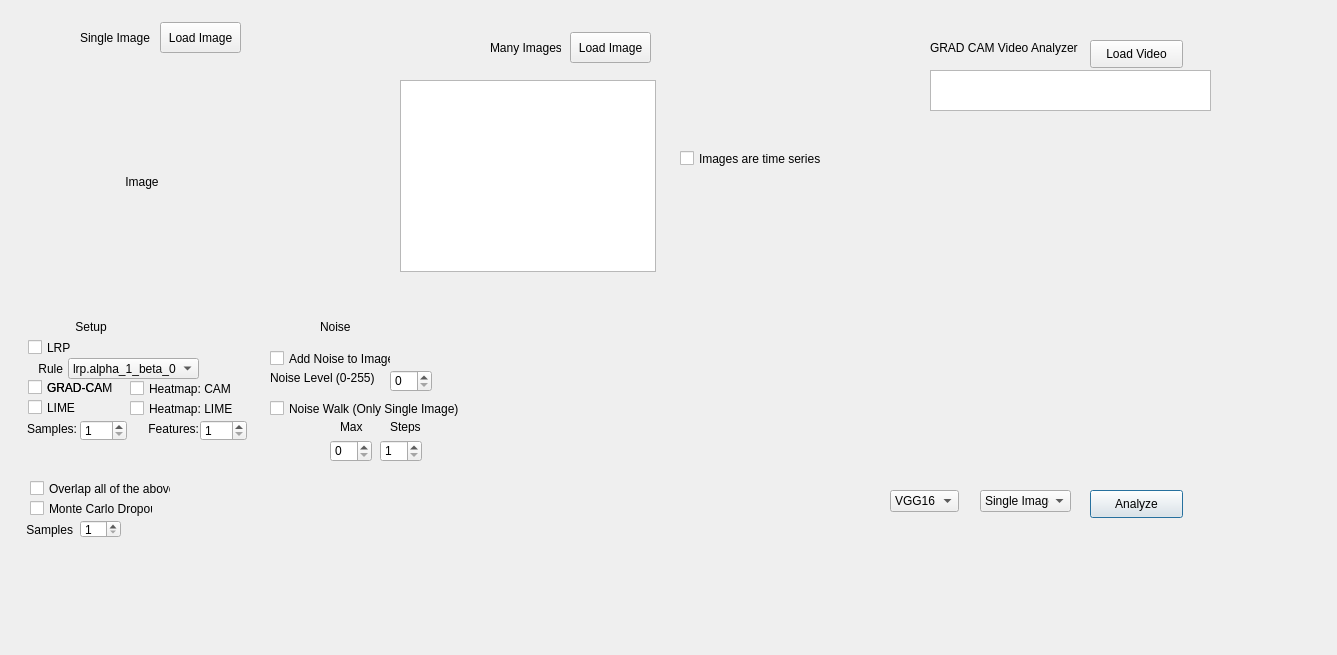
Before: the Qt Designer form GUI.ui in DevTimBo/DEEPL-Project, drawn with Qt 5.
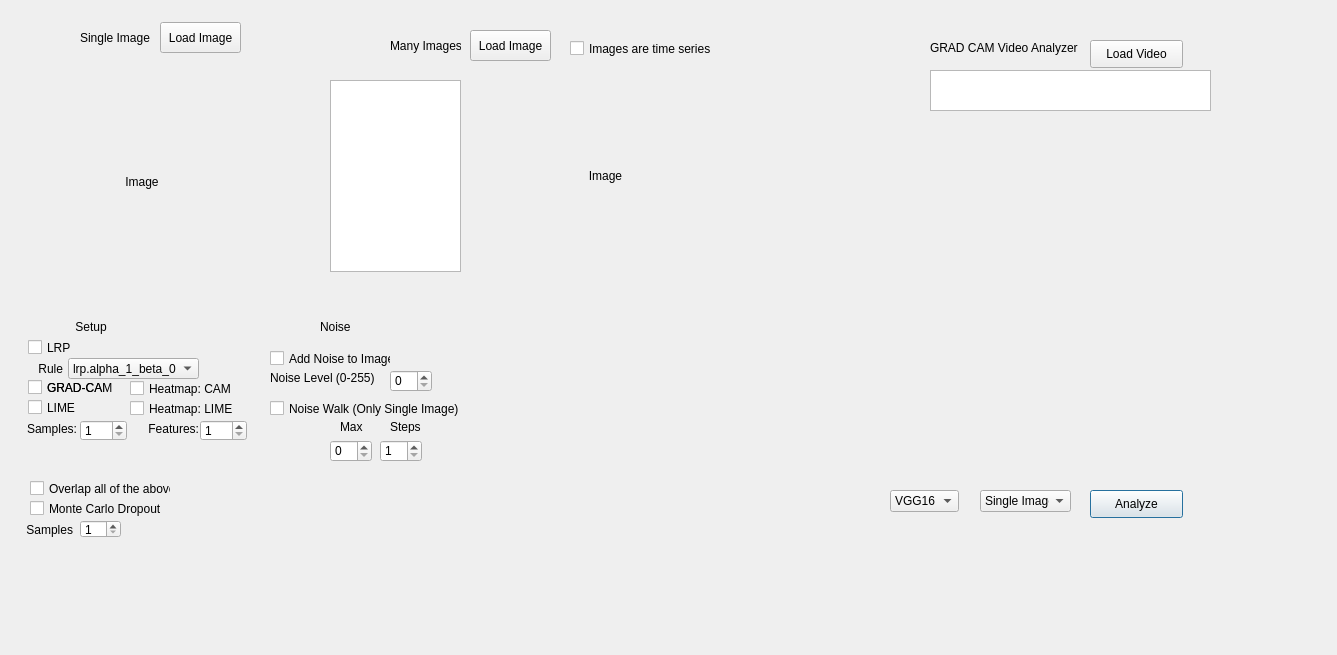
After: the same form once the commit is applied.

Commit message: added functionality to show images that are in the many images list

What changed in the file:
```diff
--- a/GUI.ui
+++ b/GUI.ui
@@ -158,7 +158,7 @@
     <rect>
      <x>30</x>
      <y>500</y>
-     <width>123</width>
+     <width>151</width>
      <height>17</height>
     </rect>
    </property>
@@ -384,8 +384,8 @@
   <widget class="QLabel" name="label_9">
    <property name="geometry">
     <rect>
-     <x>490</x>
-     <y>40</y>
+     <x>390</x>
+     <y>38</y>
      <width>71</width>
      <height>16</height>
     </rect>
@@ -397,9 +397,9 @@
   <widget class="QListWidget" name="image_list_widget">
    <property name="geometry">
     <rect>
-     <x>400</x>
+     <x>330</x>
      <y>80</y>
-     <width>256</width>
+     <width>131</width>
      <height>192</height>
     </rect>
    </property>
@@ -420,21 +420,21 @@
   <widget class="QPushButton" name="button_load_many_images">
    <property name="geometry">
     <rect>
+     <x>470</x>
+     <y>30</y>
+     <width>81</width>
+     <height>31</height>
+    </rect>
+   </property>
+   <property name="text">
+    <string>Load Image</string>
+   </property>
+  </widget>
+  <widget class="QCheckBox" name="time_series_checkbox">
+   <property name="geometry">
+    <rect>
      <x>570</x>
-     <y>32</y>
-     <width>81</width>
-     <height>31</height>
-    </rect>
-   </property>
-   <property name="text">
-    <string>Load Image</string>
-   </property>
-  </widget>
-  <widget class="QCheckBox" name="checkBox_7">
-   <property name="geometry">
-    <rect>
-     <x>680</x>
-     <y>150</y>
+     <y>40</y>
      <width>161</width>
      <height>17</height>
     </rect>
@@ -595,6 +595,22 @@
     <string>Heatmap: LIME</string>
    </property>
   </widget>
+  <widget class="QLabel" name="many_images_label">
+   <property name="geometry">
+    <rect>
+     <x>480</x>
+     <y>80</y>
+     <width>251</width>
+     <height>191</height>
+    </rect>
+   </property>
+   <property name="text">
+    <string>Image</string>
+   </property>
+   <property name="alignment">
+    <set>Qt::AlignCenter</set>
+   </property>
+  </widget>
  </widget>
  <resources/>
  <connections/>
```
Left out of the diff: 2 changed lines with no effect on the pictures. The commit also changes 2 other files.
